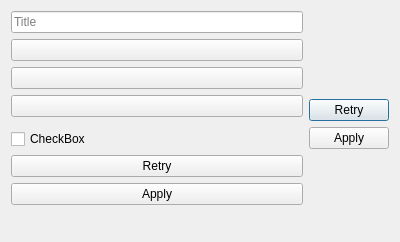
Above: newalarmdialog.ui from community-ssu/clock-ui before the change. Below: the same form after it.
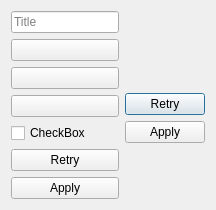
That is the form after the change. Custom widgets are drawn as their Qt base class.

```diff
--- a/newalarmdialog.ui
+++ b/newalarmdialog.ui
@@ -2,16 +2,11 @@
 <ui version="4.0">
  <class>QNewAlarmDialog</class>
  <widget class="QDialog" name="QNewAlarmDialog">
-  <property name="geometry">
-   <rect>
-    <x>0</x>
-    <y>0</y>
-    <width>400</width>
-    <height>242</height>
-   </rect>
+  <property name="windowModality">
+   <enum>Qt::WindowModal</enum>
   </property>
   <property name="sizePolicy">
-   <sizepolicy hsizetype="Preferred" vsizetype="Minimum">
+   <sizepolicy hsizetype="Preferred" vsizetype="Maximum">
     <horstretch>0</horstretch>
     <verstretch>0</verstretch>
    </sizepolicy>
@@ -52,8 +47,10 @@
        <widget class="QAlarmDaysValueButton" name="daysButton"/>
       </item>
       <item>
-       <widget class="QAlarmSoundValueButton" name="soundButton" native="true"/>
-      </item>
+       <layout class="QHBoxLayout" name="horizontalLayout">
+        <property name="spacing">
+         <number>0</number>
+        </property>
       <item>
        <widget class="QCheckBox" name="checkBox">
         <property name="text">
@@ -61,6 +58,11 @@
         </property>
        </widget>
       </item>
+        <item>
+         <widget class="QAlarmSoundValueButton" name="soundButton" native="true"/>
+        </item>
+       </layout>
+      </item>
      </layout>
     </widget>
    </item>
```
Left out of the diff: 1 changed line with no effect on the pictures. Lines whose indentation alone changed are shown as unchanged.
